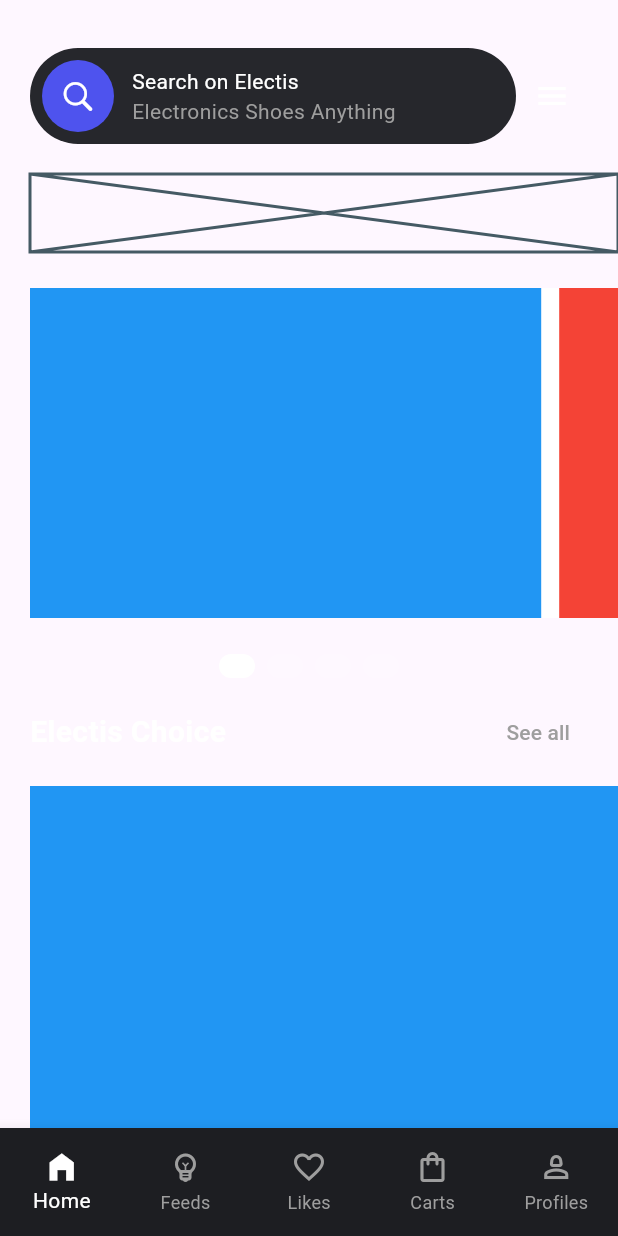
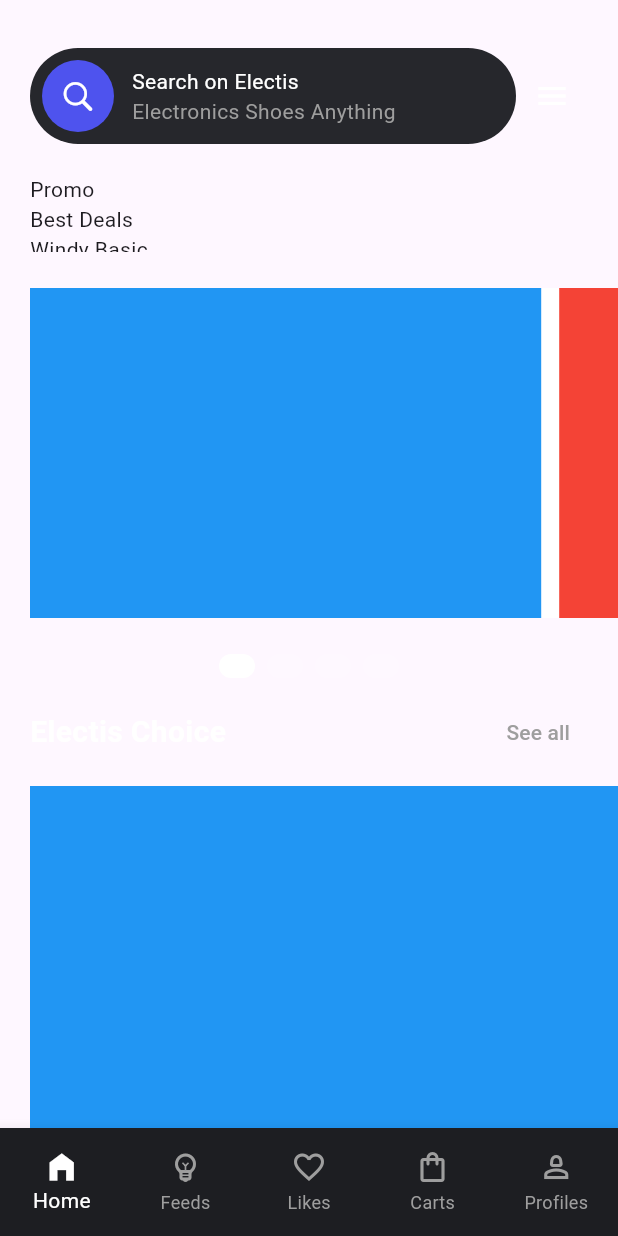
Before and after one commit to JAICHANGPARK/flutter_notebook_chapter_38, a Flutter app: the ElectronicHomePage screen opened directly, on a phone screen of 412 x 824 dp. Run offline on Flutter 3.47's test engine with Material 3 defaults, Android fonts, the phone set to English and light mode, and no system bars; drawn by our look-alikes of smooth_page_indicator; our stand-ins replace gap, go_router.

Commit message:
Update electronic_home_page.dart

```diff
--- a/lib/ep1922_electronic_app/view/electronic_home_page.dart
+++ b/lib/ep1922_electronic_app/view/electronic_home_page.dart
@@ -15,6 +15,16 @@ class _ElectronicHomePageState extends State<ElectronicHomePage> {
     viewportFraction: .9,
     initialPage: 0,
   );
+
+  List<String> tabs = [
+    "Promo",
+    "Best Deals",
+    "Windy Basic",
+    "Spring",
+    "Winter",
+  ];
+
+  int selectedTab = 0;
 
   @override
   Widget build(BuildContext context) {
@@ -82,7 +92,16 @@ class _ElectronicHomePageState extends State<ElectronicHomePage> {
               child: Container(
                 margin: EdgeInsets.only(left: 20),
                 height: 52,
-                child: Placeholder(),
+                child: ListView.builder(
+                  itemBuilder: (context, index) {
+                    return Container(
+                      decoration: BoxDecoration(
+
+                      ),
+                      child: Text("${tabs[index]}"),
+                    );
+                  },
+                ),
               ),
             ),
             Expanded(
@@ -139,8 +158,7 @@ class _ElectronicHomePageState extends State<ElectronicHomePage> {
                       ),
                     ),
                     Padding(
-                      padding: const EdgeInsets.symmetric(horizontal: 20,
-                      vertical: 12),
+                      padding: const EdgeInsets.symmetric(horizontal: 20, vertical: 12),
                       child: Row(
                         mainAxisAlignment: MainAxisAlignment.spaceBetween,
                         children: [
```
